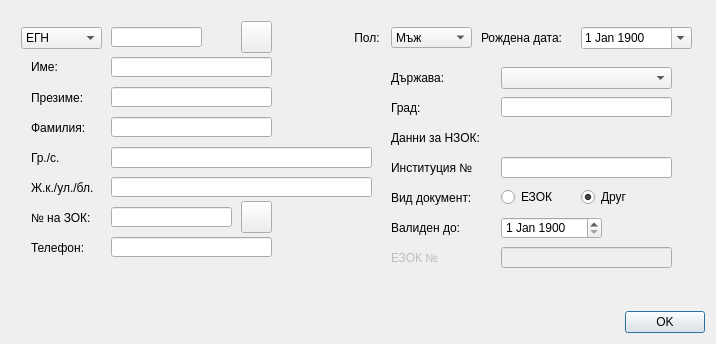
Before: the Qt Designer form src/View/Widgets/PatientFormDialog.ui in thefinalcutbg/DinoDent, drawn with Qt 5.
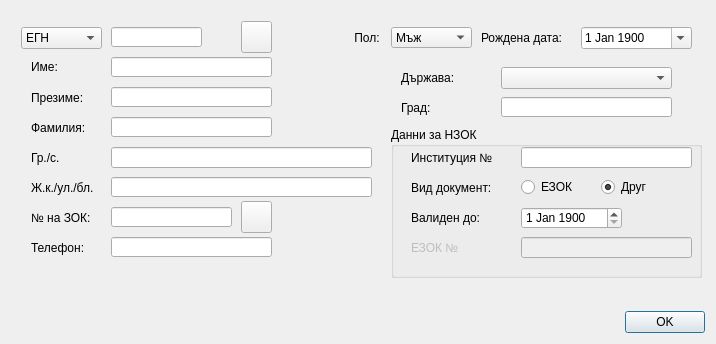
After: the same form once the commit is applied. Custom widgets are drawn as their Qt base class.

What changed in the file:
```diff
--- a/src/View/Widgets/PatientFormDialog.ui
+++ b/src/View/Widgets/PatientFormDialog.ui
@@ -347,14 +347,14 @@
        <rect>
         <x>370</x>
         <y>46</y>
-        <width>311</width>
-        <height>221</height>
+        <width>331</width>
+        <height>231</height>
        </rect>
       </property>
       <widget class="QLabel" name="label_10">
        <property name="geometry">
         <rect>
-         <x>10</x>
+         <x>20</x>
          <y>10</y>
          <width>71</width>
          <height>21</height>
@@ -374,156 +374,6 @@
         </rect>
        </property>
       </widget>
-      <widget class="DateEdit" name="validDateEdit">
-       <property name="geometry">
-        <rect>
-         <x>120</x>
-         <y>160</y>
-         <width>101</width>
-         <height>22</height>
-        </rect>
-       </property>
-       <property name="buttonSymbols">
-        <enum>QAbstractSpinBox::ButtonSymbols::UpDownArrows</enum>
-       </property>
-       <property name="showGroupSeparator" stdset="0">
-        <bool>false</bool>
-       </property>
-       <property name="maximumDateTime">
-        <datetime>
-         <hour>13</hour>
-         <minute>59</minute>
-         <second>59</second>
-         <year>9999</year>
-         <month>12</month>
-         <day>26</day>
-        </datetime>
-       </property>
-       <property name="minimumDate">
-        <date>
-         <year>1900</year>
-         <month>1</month>
-         <day>1</day>
-        </date>
-       </property>
-       <property name="date">
-        <date>
-         <year>1900</year>
-         <month>1</month>
-         <day>1</day>
-        </date>
-       </property>
-      </widget>
-      <widget class="QLabel" name="validDateLabel">
-       <property name="geometry">
-        <rect>
-         <x>10</x>
-         <y>160</y>
-         <width>91</width>
-         <height>21</height>
-        </rect>
-       </property>
-       <property name="text">
-        <string>Валиден до:</string>
-       </property>
-      </widget>
-      <widget class="QLabel" name="label_11">
-       <property name="geometry">
-        <rect>
-         <x>10</x>
-         <y>130</y>
-         <width>101</width>
-         <height>21</height>
-        </rect>
-       </property>
-       <property name="text">
-        <string>Вид документ:</string>
-       </property>
-      </widget>
-      <widget class="QRadioButton" name="ehicRadio">
-       <property name="geometry">
-        <rect>
-         <x>120</x>
-         <y>130</y>
-         <width>61</width>
-         <height>20</height>
-        </rect>
-       </property>
-       <property name="text">
-        <string>ЕЗОК</string>
-       </property>
-       <property name="checked">
-        <bool>false</bool>
-       </property>
-      </widget>
-      <widget class="QRadioButton" name="otherRadio">
-       <property name="geometry">
-        <rect>
-         <x>200</x>
-         <y>130</y>
-         <width>61</width>
-         <height>20</height>
-        </rect>
-       </property>
-       <property name="text">
-        <string>Друг</string>
-       </property>
-       <property name="checked">
-        <bool>true</bool>
-       </property>
-      </widget>
-      <widget class="LineEdit" name="institutionNumber">
-       <property name="geometry">
-        <rect>
-         <x>120</x>
-         <y>100</y>
-         <width>171</width>
-         <height>21</height>
-        </rect>
-       </property>
-      </widget>
-      <widget class="QLabel" name="label_12">
-       <property name="geometry">
-        <rect>
-         <x>10</x>
-         <y>100</y>
-         <width>101</width>
-         <height>21</height>
-        </rect>
-       </property>
-       <property name="text">
-        <string>Институция №</string>
-       </property>
-      </widget>
-      <widget class="QLabel" name="ehicLabel">
-       <property name="enabled">
-        <bool>false</bool>
-       </property>
-       <property name="geometry">
-        <rect>
-         <x>10</x>
-         <y>190</y>
-         <width>91</width>
-         <height>21</height>
-        </rect>
-       </property>
-       <property name="text">
-        <string>ЕЗОК №</string>
-       </property>
-      </widget>
-      <widget class="LineEdit" name="ehic_edit">
-       <property name="enabled">
-        <bool>false</bool>
-       </property>
-       <property name="geometry">
-        <rect>
-         <x>120</x>
-         <y>190</y>
-         <width>171</width>
-         <height>21</height>
-        </rect>
-       </property>
-      </widget>
       <widget class="LineEdit" name="foreignCityEdit">
        <property name="geometry">
         <rect>
@@ -549,7 +399,7 @@
       <widget class="QLabel" name="label_13">
        <property name="geometry">
         <rect>
-         <x>10</x>
+         <x>20</x>
          <y>40</y>
          <width>71</width>
          <height>21</height>
@@ -559,18 +409,168 @@
         <string>Град:</string>
        </property>
       </widget>
-      <widget class="QLabel" name="label_9">
+      <widget class="QGroupBox" name="groupBox">
        <property name="geometry">
         <rect>
          <x>10</x>
          <y>70</y>
-         <width>281</width>
-         <height>21</height>
+         <width>311</width>
+         <height>151</height>
         </rect>
        </property>
-       <property name="text">
-        <string>Данни за НЗОК:</string>
+       <property name="title">
+        <string>Данни за НЗОК</string>
        </property>
+       <widget class="QLabel" name="label_12">
+        <property name="geometry">
+         <rect>
+          <x>20</x>
+          <y>20</y>
+          <width>101</width>
+          <height>21</height>
+         </rect>
+        </property>
+        <property name="text">
+         <string>Институция №</string>
+        </property>
+       </widget>
+       <widget class="LineEdit" name="ehic_edit">
+        <property name="enabled">
+         <bool>false</bool>
+        </property>
+        <property name="geometry">
+         <rect>
+          <x>130</x>
+          <y>110</y>
+          <width>171</width>
+          <height>21</height>
+         </rect>
+        </property>
+       </widget>
+       <widget class="QRadioButton" name="ehicRadio">
+        <property name="geometry">
+         <rect>
+          <x>130</x>
+          <y>50</y>
+          <width>61</width>
+          <height>20</height>
+         </rect>
+        </property>
+        <property name="text">
+         <string>ЕЗОК</string>
+        </property>
+        <property name="checked">
+         <bool>false</bool>
+        </property>
+       </widget>
+       <widget class="QLabel" name="ehicLabel">
+        <property name="enabled">
+         <bool>false</bool>
+        </property>
+        <property name="geometry">
+         <rect>
+          <x>20</x>
+          <y>110</y>
+          <width>91</width>
+          <height>21</height>
+         </rect>
+        </property>
+        <property name="text">
+         <string>ЕЗОК №</string>
+        </property>
+       </widget>
+       <widget class="QLabel" name="validDateLabel">
+        <property name="geometry">
+         <rect>
+          <x>20</x>
+          <y>80</y>
+          <width>91</width>
+          <height>21</height>
+         </rect>
+        </property>
+        <property name="text">
+         <string>Валиден до:</string>
+        </property>
+       </widget>
+       <widget class="QLabel" name="label_11">
+        <property name="geometry">
+         <rect>
+          <x>20</x>
+          <y>50</y>
+          <width>101</width>
+          <height>21</height>
+         </rect>
+        </property>
+        <property name="text">
+         <string>Вид документ:</string>
+        </property>
+       </widget>
+       <widget class="DateEdit" name="validDateEdit">
+        <property name="geometry">
+         <rect>
+          <x>130</x>
+          <y>80</y>
+          <width>101</width>
+          <height>22</height>
+         </rect>
+        </property>
+        <property name="buttonSymbols">
+         <enum>QAbstractSpinBox::ButtonSymbols::UpDownArrows</enum>
+        </property>
+        <property name="showGroupSeparator" stdset="0">
+         <bool>false</bool>
+        </property>
+        <property name="maximumDateTime">
+         <datetime>
+          <hour>7</hour>
+          <minute>59</minute>
+          <second>59</second>
+          <year>9999</year>
+          <month>12</month>
+          <day>26</day>
+         </datetime>
+        </property>
+        <property name="minimumDate">
+         <date>
+          <year>1900</year>
+          <month>1</month>
+          <day>1</day>
+         </date>
+        </property>
+        <property name="date">
+         <date>
+          <year>1900</year>
+          <month>1</month>
+          <day>1</day>
+         </date>
+        </property>
+       </widget>
+       <widget class="LineEdit" name="institutionNumber">
+        <property name="geometry">
+         <rect>
+          <x>130</x>
+          <y>20</y>
+          <width>171</width>
+          <height>21</height>
+         </rect>
+        </property>
+       </widget>
+       <widget class="QRadioButton" name="otherRadio">
+        <property name="geometry">
+         <rect>
+          <x>210</x>
+          <y>50</y>
+          <width>61</width>
+          <height>20</height>
+         </rect>
+        </property>
+        <property name="text">
+         <string>Друг</string>
+        </property>
+        <property name="checked">
+         <bool>true</bool>
+        </property>
+       </widget>
       </widget>
      </widget>
      <widget class="ComboBox" name="typeComboBox">
```
Left out of the diff: 4 changed lines with no effect on the pictures.
